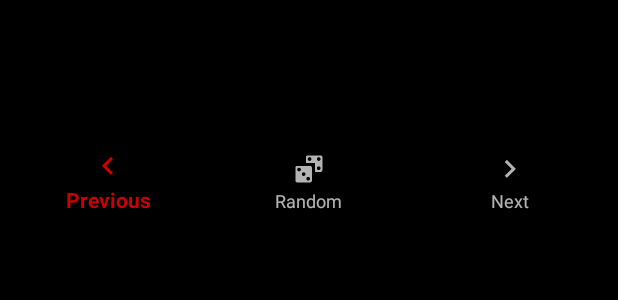
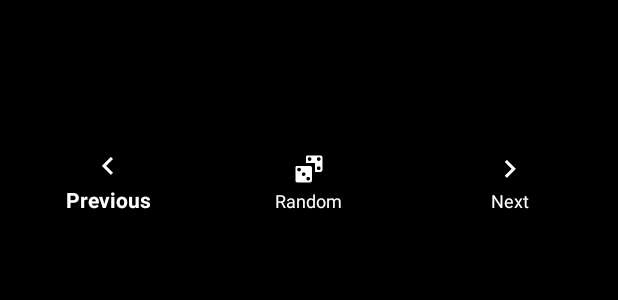
Before and after one commit to De7vID/klingon-assistant-data, an Android app: the layout entry.xml on its own in the app's theme, with its tools: preview values and no code run, on a phone screen of 412 x 824 dp. Shown: the top 300 px of the screen. Run offline under Robolectric (Android 15) with nearby library versions, the phone set to English and light mode, and no system bars.

```diff
--- a/KlingonAssistant-v2/app/src/main/res/layout/entry.xml
+++ b/KlingonAssistant-v2/app/src/main/res/layout/entry.xml
@@ -55,6 +55,10 @@
                     android:layout_height="fill_parent"
                     android:fillViewport="true"
                     android:layout_weight="1.0" />
+            <!-- Set the itemIconTint and itemTextColor to white to work around
+                 a bug where the selected item is coloured differentl.
+                 Unfortunately, this means that when the button is disabled,
+                 it's not visually distinct. -->
             <android.support.design.widget.BottomNavigationView
                     xmlns:android="http://schemas.android.com/apk/res/android"
                     xmlns:app="http://schemas.android.com/apk/res-auto"
@@ -63,6 +67,8 @@
                     android:layout_height="56dp"
                     android:layout_marginBottom="70dp"
                     android:layout_gravity="start"
+                    app:itemIconTint="@android:color/white"
+                    app:itemTextColor="@android:color/white"
                     app:menu="@menu/bottom_navigation_items" />
         </LinearLayout>
     </ScrollView>
```
Also changed, not shown: KlingonAssistant-v2/app/src/main/java/org/tlhInganHol/android/klingonassistant_v2/EntryActivity.java (+13 -3 lines), KlingonAssistant-v2/app/src/main/java/org/tlhInganHol/android/klingonassistant_v2/KlingonContentDatabase.java (+25 -2 lines), KlingonAssistant-v2/app/src/main/java/org/tlhInganHol/android/klingonassistant_v2/KlingonContentProvider.java (+11 -0 lines).
